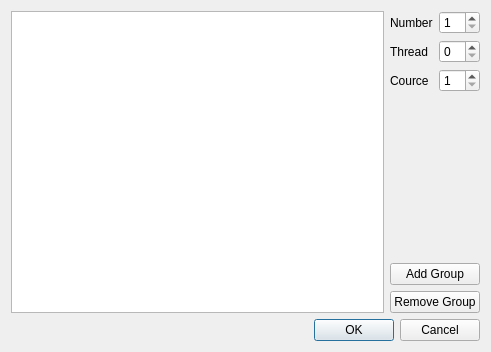
Qt form src/gui/group_dialog.ui (blumix/scheduler) before a commit.
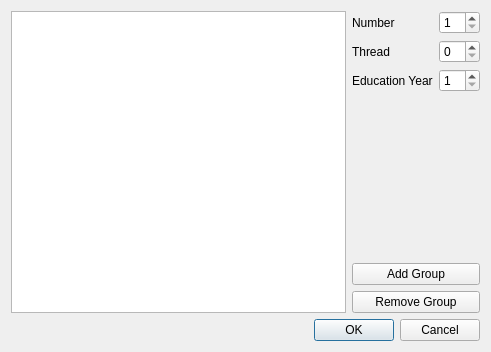
The same form after that commit.

```diff
--- a/src/gui/group_dialog.ui
+++ b/src/gui/group_dialog.ui
@@ -56,7 +56,7 @@
          <item row="2" column="0">
           <widget class="QLabel" name="label_3">
            <property name="text">
-            <string>Cource</string>
+            <string>Education Year</string>
            </property>
           </widget>
          </item>
```
Left out of the diff: 2 changed lines with no effect on the pictures.
